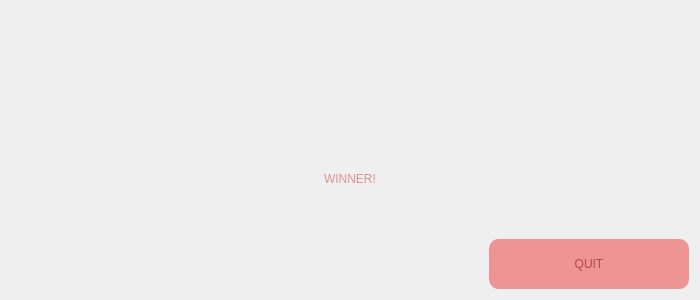
The window that MATFWars/winner.ui (Divljo31/MATFWars) describes before a commit, drawn with Qt 5.
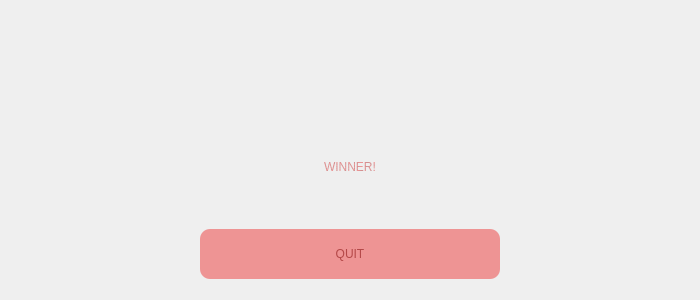
The same window after the commit. Icons and pictures are not drawn.

```diff
--- a/MATFWars/winner.ui
+++ b/MATFWars/winner.ui
@@ -18,8 +18,8 @@
   </property>
   <property name="maximumSize">
    <size>
-    <width>1000</width>
-    <height>500</height>
+    <width>700</width>
+    <height>300</height>
    </size>
   </property>
   <property name="windowTitle">
@@ -33,11 +33,27 @@
   <layout class="QVBoxLayout" name="verticalLayout_2">
    <item>
     <layout class="QVBoxLayout" name="verticalLayout">
+     <item>
+      <spacer name="verticalSpacer">
+       <property name="orientation">
+        <enum>Qt::Vertical</enum>
+       </property>
+       <property name="sizeType">
+        <enum>QSizePolicy::Fixed</enum>
+       </property>
+       <property name="sizeHint" stdset="0">
+        <size>
+         <width>20</width>
+         <height>20</height>
+        </size>
+       </property>
+      </spacer>
+     </item>
      <item>
       <widget class="QLabel" name="label">
        <property name="styleSheet">
-        <string notr="true">font: 600 19pt &quot;URW Bookman&quot;;
-color: rgb(238,148,148);</string>
+        <string notr="true">font: 600 22pt &quot;URW Bookman&quot;;
+color: rgb(246, 206, 206);</string>
        </property>
        <property name="text">
         <string/>
@@ -47,6 +63,22 @@
        </property>
       </widget>
      </item>
+     <item>
+      <spacer name="verticalSpacer_2">
+       <property name="orientation">
+        <enum>Qt::Vertical</enum>
+       </property>
+       <property name="sizeType">
+        <enum>QSizePolicy::Fixed</enum>
+       </property>
+       <property name="sizeHint" stdset="0">
+        <size>
+         <width>20</width>
+         <height>20</height>
+        </size>
+       </property>
+      </spacer>
+     </item>
      <item>
       <widget class="QLabel" name="winner_label">
        <property name="styleSheet">
@@ -61,6 +93,22 @@
        </property>
       </widget>
      </item>
+     <item>
+      <spacer name="verticalSpacer_3">
+       <property name="orientation">
+        <enum>Qt::Vertical</enum>
+       </property>
+       <property name="sizeType">
+        <enum>QSizePolicy::Fixed</enum>
+       </property>
+       <property name="sizeHint" stdset="0">
+        <size>
+         <width>20</width>
+         <height>20</height>
+        </size>
+       </property>
+      </spacer>
+     </item>
      <item>
       <layout class="QHBoxLayout" name="horizontalLayout">
        <item>
@@ -68,6 +116,9 @@
          <property name="orientation">
           <enum>Qt::Horizontal</enum>
          </property>
+         <property name="sizeType">
+          <enum>QSizePolicy::Fixed</enum>
+         </property>
          <property name="sizeHint" stdset="0">
           <size>
            <width>40</width>
@@ -92,7 +143,7 @@
          </property>
          <property name="maximumSize">
           <size>
-           <width>200</width>
+           <width>300</width>
            <height>50</height>
           </size>
          </property>
@@ -107,10 +158,42 @@
          </property>
         </widget>
        </item>
+       <item>
+        <spacer name="horizontalSpacer_2">
+         <property name="orientation">
+          <enum>Qt::Horizontal</enum>
+         </property>
+         <property name="sizeType">
+          <enum>QSizePolicy::Fixed</enum>
+         </property>
+         <property name="sizeHint" stdset="0">
+          <size>
+           <width>40</width>
+           <height>20</height>
+          </size>
+         </property>
+        </spacer>
+       </item>
       </layout>
      </item>
     </layout>
    </item>
+   <item>
+    <spacer name="verticalSpacer_4">
+     <property name="orientation">
+      <enum>Qt::Vertical</enum>
+     </property>
+     <property name="sizeType">
+      <enum>QSizePolicy::Fixed</enum>
+     </property>
+     <property name="sizeHint" stdset="0">
+      <size>
+       <width>20</width>
+       <height>10</height>
+      </size>
+     </property>
+    </spacer>
+   </item>
   </layout>
  </widget>
  <resources/>
```
Left out of the diff: 2 changed lines with no effect on the pictures.
